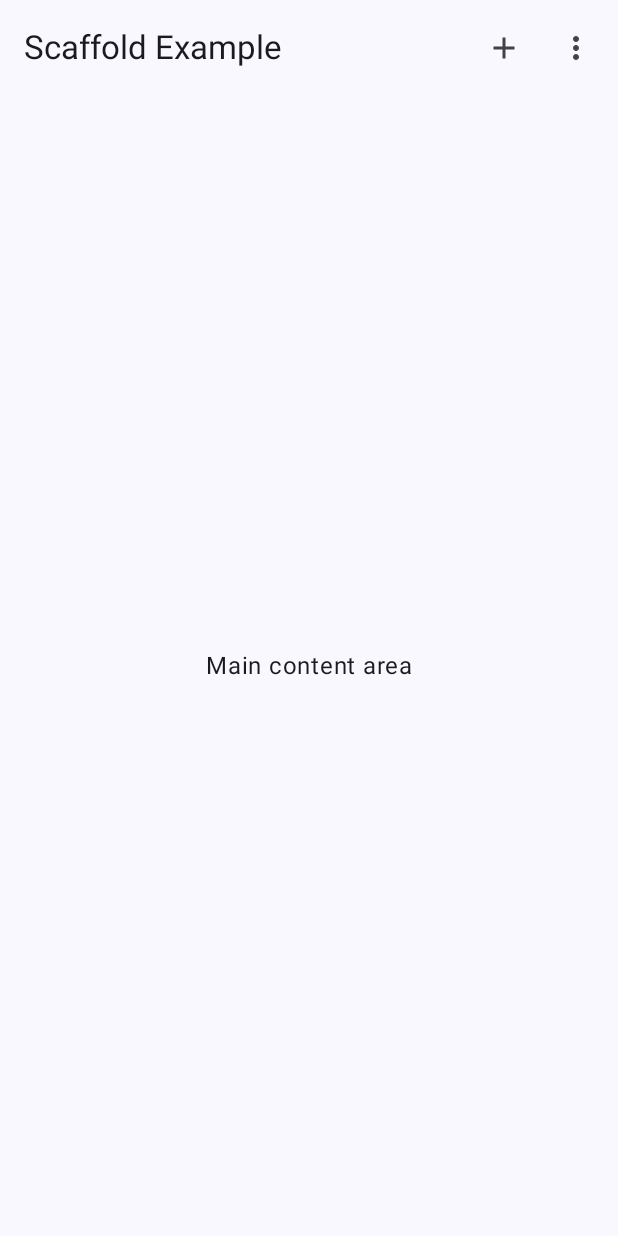
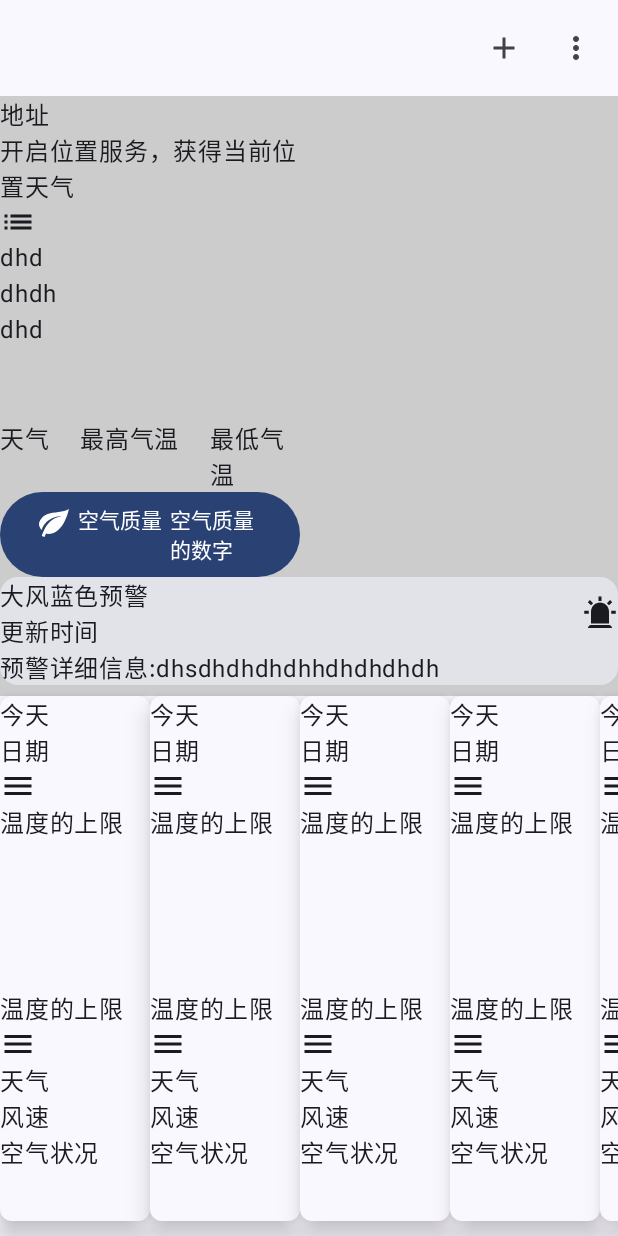
Before and after one commit to nlosou/SunnyWeather, an Android app built with Jetpack Compose: the WeatherSituation screen opened directly, with no data from a screen before it, on a phone screen of 412 x 824 dp. Run offline under Robolectric (Android 15) with nearby library versions, the phone set to English and light mode, and no system bars; our stand-ins replace constraintlayout-compose.

Commit message:
Auto commit on 2025年 02月 24日 星期一 18:13:17 CST

```diff
--- a/app/build.gradle.kts
+++ b/app/build.gradle.kts
@@ -44,11 +44,12 @@ dependencies {
     implementation(libs.androidx.core.ktx)
     implementation ("com.jakewharton.retrofit:retrofit2-kotlin-coroutines-adapter:0.9.2")
     implementation("com.squareup.retrofit2:retrofit:2.11.0")
-   implementation(libs.androidx.lifecycle.runtime.ktx)
+    implementation(libs.androidx.lifecycle.runtime.ktx)
     implementation ("com.google.code.gson:gson:2.12.1")
     implementation("androidx.lifecycle:lifecycle-livedata-ktx:2.2.0")
     implementation("androidx.lifecycle:lifecycle-extensions:2.2.0")
     implementation("com.squareup.retrofit2:converter-gson:2.11.0")
+    implementation("androidx.constraintlayout:constraintlayout-compose:1.1.0")
     implementation(libs.androidx.activity.compose)
     implementation(platform(libs.androidx.compose.bom))
     implementation(libs.androidx.ui)
--- a/app/src/main/java/com/sunnyweather/android/ui/__MyIconPack.kt
+++ b/app/src/main/java/com/sunnyweather/android/ui/__MyIconPack.kt
@@ -1,6 +1,7 @@
 package com.sunnyweather.android.ui
 
 import androidx.compose.ui.graphics.vector.ImageVector
+import com.sunnyweather.android.ui.myiconpack.Alarm
 import com.sunnyweather.android.ui.myiconpack.Image
 import com.sunnyweather.android.ui.myiconpack.Leaf
 import com.sunnyweather.android.ui.myiconpack.LetterT
@@ -20,6 +21,7 @@ public val MyIconPack.AllIcons: ____KtList<ImageVector>
     if (__AllIcons != null) {
       return __AllIcons!!
     }
-    __AllIcons= listOf(Image, Leaf, LetterT, PencilLine, Radioupnp, RedoLine, TShirt, UndoLine)
+    __AllIcons= listOf(Alarm, Image, Leaf, LetterT, PencilLine, Radioupnp, RedoLine, TShirt,
+        UndoLine)
     return __AllIcons!!
   }
--- /dev/null
+++ b/app/src/main/java/com/sunnyweather/android/ui/component/Alarm_Info.kt
@@ -0,0 +1,55 @@
+package com.sunnyweather.android.ui.component
+
+import android.os.Bundle
+import androidx.activity.ComponentActivity
+import androidx.activity.compose.setContent
+import androidx.activity.enableEdgeToEdge
+import androidx.compose.foundation.layout.Arrangement
+import androidx.compose.foundation.layout.Column
+import androidx.compose.foundation.layout.Row
+import androidx.compose.foundation.layout.fillMaxSize
+import androidx.compose.foundation.layout.fillMaxWidth
+import androidx.compose.foundation.layout.padding
+import androidx.compose.material3.Card
+import androidx.compose.material3.Icon
+import androidx.compose.material3.Scaffold
+import androidx.compose.material3.Text
+import androidx.compose.runtime.Composable
+import androidx.compose.ui.Alignment
+import androidx.compose.ui.Modifier
+import androidx.compose.ui.tooling.preview.Preview
+import com.sunnyweather.android.ui.MyIconPack
+import com.sunnyweather.android.ui.component.ui.theme.SunnyWeatherTheme
+import com.sunnyweather.android.ui.myiconpack.Alarm
+
+
+@Composable
+fun Alarm_Info(modifier: Modifier) {
+    Card (modifier){
+        Column (verticalArrangement = Arrangement.Center) {
+            // 使用 weight(1f) 使 Column 占满父布局剩余空间，从而将 Icon 挤到右边
+            Row (modifier = Modifier.fillMaxWidth()) {
+                Column(
+                    modifier = Modifier.weight(1f)
+                ) {
+                    Text("大风蓝色预警")
+                    Text("更新时间")
+                }
+                Icon(
+                    MyIconPack.Alarm,
+                    contentDescription = "",
+                    modifier = Modifier.align(Alignment.CenterVertically)
+                )
+            }
+            Text("预警详细信息:dhsdhdhdhdhhdhdhdhdh")
+        }
+    }
+}
+
+@Preview(showBackground = true)
+@Composable
+fun GreetingPreview8() {
+    SunnyWeatherTheme {
+        Alarm_Info(Modifier)
+    }
+}
--- /dev/null
+++ b/app/src/main/java/com/sunnyweather/android/ui/component/Future_Weather_Cards.kt
@@ -0,0 +1,55 @@
+package com.sunnyweather.android.ui.component
+
+import android.os.Bundle
+import androidx.activity.ComponentActivity
+import androidx.activity.compose.setContent
+import androidx.activity.enableEdgeToEdge
+import androidx.compose.foundation.layout.Column
+import androidx.compose.foundation.layout.Spacer
+import androidx.compose.foundation.layout.fillMaxSize
+import androidx.compose.foundation.layout.height
+import androidx.compose.foundation.layout.padding
+import androidx.compose.foundation.layout.width
+import androidx.compose.foundation.shape.RoundedCornerShape
+import androidx.compose.material.icons.Icons
+import androidx.compose.material.icons.filled.Menu
+import androidx.compose.material3.Icon
+import androidx.compose.material3.Scaffold
+import androidx.compose.material3.Surface
+import androidx.compose.material3.Text
+import androidx.compose.runtime.Composable
+import androidx.compose.ui.Modifier
+import androidx.compose.ui.tooling.preview.Preview
+import androidx.compose.ui.unit.dp
+import com.sunnyweather.android.ui.component.ui.theme.SunnyWeatherTheme
+
+@Composable
+fun Future_Weather_Cards( ) {
+    Surface(
+        shape = RoundedCornerShape(8.dp),
+        shadowElevation = 10.dp,
+        modifier = Modifier.width(100.dp).height(350.dp)
+    ) {
+        Column {
+            Text("今天")
+            Text("日期")
+            Icon(Icons.Filled.Menu, contentDescription = "")
+            Text("温度的上限")
+            Spacer(modifier = Modifier.padding(50.dp))
+            Text("温度的上限")
+            Icon(Icons.Filled.Menu, contentDescription = "")
+            Text("天气")
+            Text("风速")
+            Text("空气状况")
+        }
+    }
+
+}
+
+@Preview(showBackground = true)
+@Composable
+fun GreetingPreview7() {
+    SunnyWeatherTheme {
+        Future_Weather_Cards()
+    }
+}
--- /dev/null
+++ b/app/src/main/java/com/sunnyweather/android/ui/component/ui/theme/Type.kt
@@ -0,0 +1,34 @@
+package com.sunnyweather.android.ui.component.ui.theme
+
+import androidx.compose.material3.Typography
+import androidx.compose.ui.text.TextStyle
+import androidx.compose.ui.text.font.FontFamily
+import androidx.compose.ui.text.font.FontWeight
+import androidx.compose.ui.unit.sp
+
+// Set of Material typography styles to start with
+val Typography = Typography(
+    bodyLarge = TextStyle(
+        fontFamily = FontFamily.Default,
+        fontWeight = FontWeight.Normal,
+        fontSize = 16.sp,
+        lineHeight = 24.sp,
+        letterSpacing = 0.5.sp
+    )
+    /* Other default text styles to override
+    titleLarge = TextStyle(
+        fontFamily = FontFamily.Default,
+        fontWeight = FontWeight.Normal,
+        fontSize = 22.sp,
+        lineHeight = 28.sp,
+        letterSpacing = 0.sp
+    ),
+    labelSmall = TextStyle(
+        fontFamily = FontFamily.Default,
+        fontWeight = FontWeight.Medium,
+        fontSize = 11.sp,
+        lineHeight = 16.sp,
+        letterSpacing = 0.5.sp
+    )
+    */
+)
--- a/app/src/main/java/com/sunnyweather/android/ui/layout/WeatherSituation.kt
+++ b/app/src/main/java/com/sunnyweather/android/ui/layout/WeatherSituation.kt
@@ -4,9 +4,15 @@ import android.os.Bundle
 import androidx.activity.ComponentActivity
 import androidx.activity.compose.setContent
 import androidx.activity.enableEdgeToEdge
+import androidx.compose.foundation.background
 import androidx.compose.foundation.layout.Box
+import androidx.compose.foundation.layout.Row
 import androidx.compose.foundation.layout.fillMaxSize
+import androidx.compose.foundation.layout.fillMaxWidth
+import androidx.compose.foundation.layout.height
 import androidx.compose.foundation.layout.padding
+import androidx.compose.foundation.layout.width
+import androidx.compose.foundation.lazy.LazyRow
 import androidx.compose.material.icons.Icons
 import androidx.compose.material.icons.filled.Add
 import androidx.compose.material.icons.filled.MoreVert
@@ -18,9 +24,17 @@ import androidx.compose.material3.Scaffold
 import androidx.compose.material3.Text
 import androidx.compose.material3.TopAppBar
 import androidx.compose.runtime.Composable
+import androidx.compose.runtime.remember
 import androidx.compose.ui.Alignment
 import androidx.compose.ui.Modifier
+import androidx.compose.ui.graphics.Color
 import androidx.compose.ui.tooling.preview.Preview
+import androidx.compose.ui.unit.Constraints
+import androidx.compose.ui.unit.dp
+import androidx.constraintlayout.compose.ConstraintLayout
+import com.sunnyweather.android.ui.component.Alarm_Info
+import com.sunnyweather.android.ui.component.Future_Weather_Cards
+import com.sunnyweather.android.ui.component.Weather_location_easy_information
 import com.sunnyweather.android.ui.layout.ui.theme.SunnyWeatherTheme
 
 class WeatherSituation : ComponentActivity() {
@@ -45,7 +59,7 @@ fun Greeting() {
     Scaffold(
         topBar = {
             TopAppBar(
-                title = { Text("Scaffold Example") },
+                title = {  },
                 actions = {
                     IconButton(onClick = {
 
@@ -62,13 +76,35 @@ fun Greeting() {
         },
     ) { contentPadding ->
         // 主内容区域
-        Box(
-            modifier = Modifier
-                .fillMaxSize()
-                .padding(contentPadding)
-        ) {
-            Text("Main content area", modifier = Modifier.align(Alignment.Center))
+        Box (modifier = Modifier.padding(contentPadding)){
+
+            ConstraintLayout(
+                modifier = Modifier.fillMaxWidth().background(Color.LightGray).height(400.dp)
+            ) {
+                val (Easy_Weather,Weather_Icon,future_caed,Alarm)= remember{createRefs()}
+                Weather_location_easy_information(Modifier.width(200.dp).constrainAs(Easy_Weather){
+                    top.linkTo(parent.top)
+
+                })
+                Alarm_Info(Modifier.constrainAs(Alarm){
+                    top.linkTo(Easy_Weather.bottom)
+                })
+                LazyRow(Modifier.constrainAs(future_caed){
+                    top.linkTo(parent.bottom)
+                }){items(15) {item->
+
+                    Future_Weather_Cards()
+
+                }
+
+
+                }
+
+
+            }
+
         }
+
     }
 }
 
--- a/app/src/main/res/values/strings.xml
+++ b/app/src/main/res/values/strings.xml
@@ -9,4 +9,6 @@
     <string name="title_activity_weather_location_easy_information">
         Weather_location_easy_information
     </string>
+    <string name="title_activity_future_weather_cards">Future_Weather_Cards</string>
+    <string name="title_activity_alarm_info">Alarm_Info</string>
 </resources>
```
Also changed, not shown: app/src/main/AndroidManifest.xml (+10 -0 lines), app/src/main/java/com/sunnyweather/android/ui/component/Weather_location_easy_information.kt (+12 -85 lines), app/src/main/java/com/sunnyweather/android/ui/component/ui/theme/Color.kt (added, +11 -0 lines), app/src/main/java/com/sunnyweather/android/ui/component/ui/theme/Theme.kt (added, +58 -0 lines), app/src/main/java/com/sunnyweather/android/ui/myiconpack/Alarm.kt (added, +82 -0 lines).
